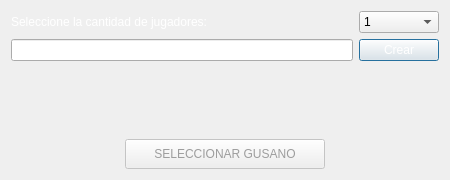
Qt form graphics_lobby/createpopup.ui (Cbravor1991/Whorms) before a commit.
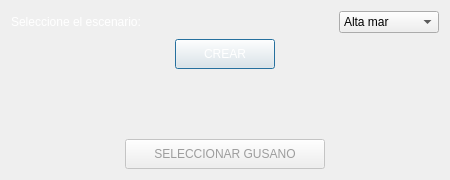
The same form after that commit. Icons and pictures are not drawn.

What changed in the file:
```diff
--- a/graphics_lobby/createpopup.ui
+++ b/graphics_lobby/createpopup.ui
@@ -18,6 +18,8 @@
   </property>
   <layout class="QVBoxLayout" name="verticalLayout">
    <item>
+    <layout class="QHBoxLayout" name="horizontalLayout_3">
+     <item>
     <layout class="QHBoxLayout" name="horizontalLayout_2">
      <item>
       <widget class="QLabel" name="labelPlayers">
@@ -28,7 +30,7 @@
         <string notr="true">color: rgb(255, 255, 255);</string>
        </property>
        <property name="text">
-        <string>Seleccione la cantidad de jugadores:</string>
+          <string>Seleccione el escenario:</string>
        </property>
       </widget>
      </item>
@@ -39,7 +41,7 @@
        </property>
        <property name="maximumSize">
         <size>
-         <width>80</width>
+           <width>100</width>
          <height>16777215</height>
         </size>
        </property>
@@ -48,53 +50,35 @@
        </property>
        <item>
         <property name="text">
-         <string>1</string>
+           <string>Alta mar</string>
         </property>
        </item>
        <item>
         <property name="text">
-         <string>2</string>
-        </property>
-       </item>
-       <item>
-        <property name="text">
-         <string>3</string>
-        </property>
-       </item>
-       <item>
-        <property name="text">
-         <string>4</string>
+           <string>Montañas</string>
         </property>
        </item>
       </widget>
      </item>
     </layout>
    </item>
-   <item>
-    <layout class="QHBoxLayout" name="horizontalLayout_3"/>
+    </layout>
    </item>
    <item>
     <layout class="QHBoxLayout" name="horizontalLayout">
-     <item>
-      <widget class="QLineEdit" name="labelName">
-       <property name="enabled">
-        <bool>true</bool>
-       </property>
-       <property name="styleSheet">
-        <string notr="true">color: rgb(255, 255, 255);</string>
-       </property>
-       <property name="text">
-        <string>Game name</string>
-       </property>
-      </widget>
-     </item>
      <item>
       <widget class="QPushButton" name="createButton">
+       <property name="maximumSize">
+        <size>
+         <width>100</width>
+         <height>30</height>
+        </size>
+       </property>
        <property name="styleSheet">
         <string notr="true">color: rgb(255, 255, 255);</string>
        </property>
        <property name="text">
-        <string>Crear</string>
+        <string>CREAR</string>
        </property>
       </widget>
      </item>
```
Lines whose indentation alone changed are shown as unchanged.
